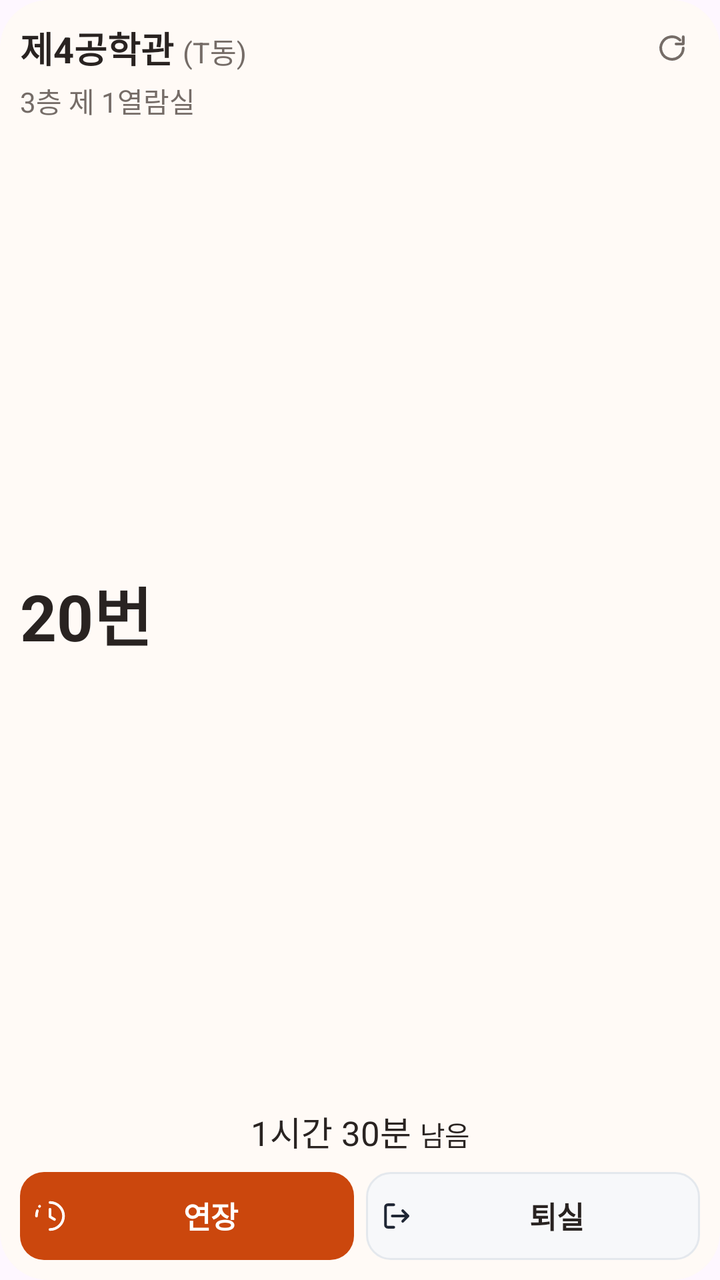
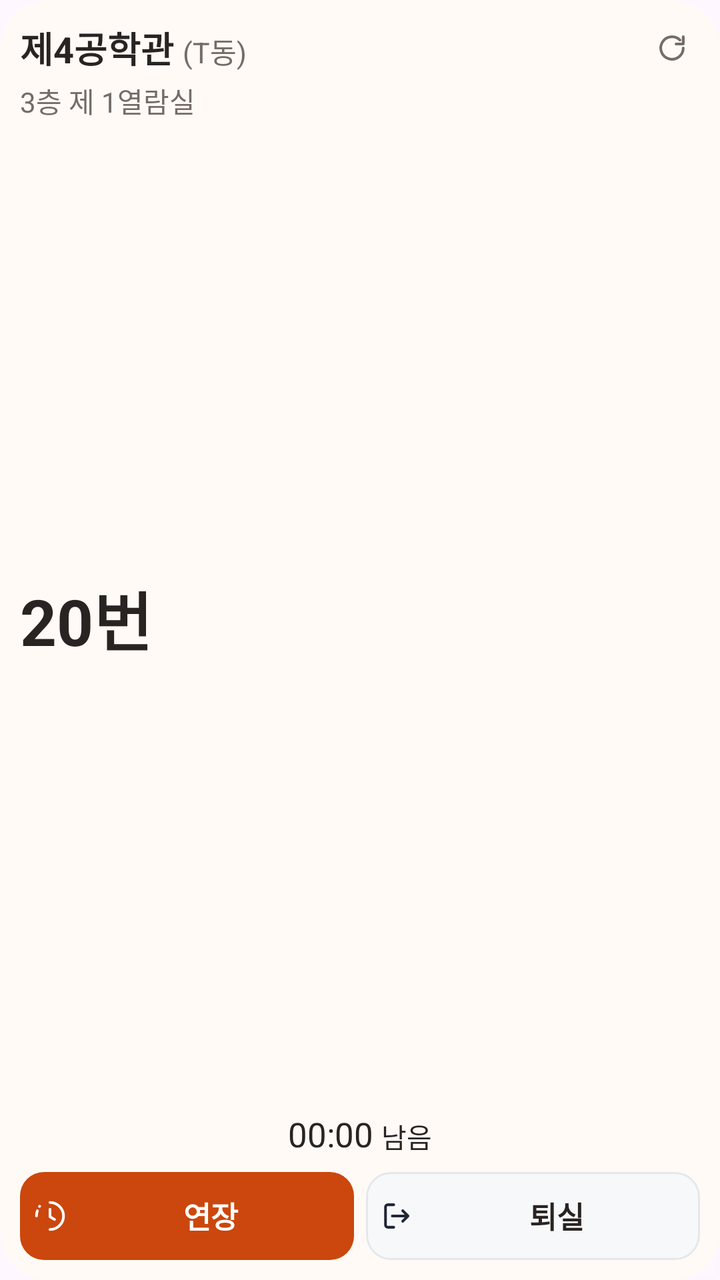

The first picture is an Android layout as it rendered before a commit; the second is the same layout after the commit. The layout source and the unified diff follow.
<!-- AndroidManifest.xml: application theme Theme.hongsi -->
<!-- res/layout/widget_seat.xml -->
<?xml version='1.0' encoding='utf-8'?>
<LinearLayout xmlns:android="http://schemas.android.com/apk/res/android" android:id="@+id/widget_root" android:layout_width="match_parent" android:layout_height="match_parent" android:orientation="vertical" android:padding="10dp" android:background="@drawable/widget_attendance_background"><LinearLayout android:layout_width="match_parent" android:layout_height="28dp" android:orientation="horizontal" android:gravity="center_vertical"><TextView android:layout_width="0dp" android:layout_height="wrap_content" android:id="@+id/seat_building" android:text="@string/seat_widget_preview_heading" android:textSize="18sp" android:textColor="@color/widget_text" android:includeFontPadding="false" android:maxLines="1" android:ellipsize="end" android:layout_weight="1" android:autoSizeTextType="uniform" android:autoSizeMinTextSize="12sp" android:autoSizeMaxTextSize="18sp" android:autoSizeStepGranularity="1sp" /><FrameLayout android:layout_width="28dp" android:layout_height="28dp" android:id="@+id/widget_refresh" android:contentDescription="@string/widget_action_refresh">
        <ImageView android:layout_width="match_parent" android:layout_height="match_parent" android:id="@+id/refresh_icon" android:padding="5dp" android:src="@drawable/ic_widget_refresh" android:tint="@color/widget_muted" android:importantForAccessibility="no" />
        <ProgressBar android:layout_width="match_parent" android:layout_height="match_parent" android:id="@+id/refresh_spinner" android:padding="5dp" android:indeterminate="true" android:indeterminateOnly="true" android:indeterminateDrawable="@drawable/widget_refresh_spin" android:indeterminateTint="@color/widget_muted" android:indeterminateDuration="650" android:interpolator="@android:anim/linear_interpolator" android:visibility="gone" android:importantForAccessibility="no" />
      </FrameLayout>
    </LinearLayout><TextView android:layout_width="match_parent" android:layout_height="wrap_content" android:id="@+id/seat_room" android:text="@string/widget_preview_seat_room" android:textSize="14sp" android:textColor="@color/widget_muted" android:includeFontPadding="false" android:maxLines="1" android:ellipsize="end" android:layout_marginTop="2dp" /><TextView android:layout_width="match_parent" android:layout_height="0dp" android:id="@+id/seat_number" android:text="@string/widget_preview_seat_number" android:textSize="32sp" android:textColor="@color/widget_text" android:includeFontPadding="false" android:maxLines="1" android:ellipsize="end" android:layout_weight="1" android:gravity="center_vertical" android:textStyle="bold" /><TextView android:layout_width="match_parent" android:layout_height="wrap_content" android:id="@+id/seat_remaining" android:text="@string/seat_widget_preview_remaining" android:textSize="17sp" android:textColor="@color/widget_text" android:includeFontPadding="false" android:maxLines="1" android:ellipsize="end" android:autoSizeTextType="uniform" android:autoSizeMinTextSize="14sp" android:autoSizeMaxTextSize="17sp" android:autoSizeStepGranularity="1sp" android:gravity="center" /><LinearLayout android:layout_width="match_parent" android:layout_height="44dp" android:orientation="horizontal" android:layout_marginTop="8dp"><TextView android:layout_width="0dp" android:layout_height="match_parent" android:id="@+id/seat_extend" android:drawableStart="@drawable/ic_widget_extend_on_primary" android:drawablePadding="6dp" android:paddingHorizontal="6dp" android:text="@string/widget_action_extend" android:textSize="15sp" android:textColor="@color/widget_on_primary" android:includeFontPadding="false" android:maxLines="1" android:ellipsize="end" android:layout_weight="1" android:gravity="center" android:textStyle="bold" android:background="@drawable/widget_primary_background" android:autoSizeTextType="uniform" android:autoSizeMinTextSize="12sp" android:autoSizeMaxTextSize="15sp" android:autoSizeStepGranularity="1sp" /><TextView android:layout_width="0dp" android:layout_height="match_parent" android:id="@+id/seat_end" android:drawableStart="@drawable/ic_widget_exit" android:drawablePadding="6dp" android:paddingHorizontal="6dp" android:text="@string/widget_action_leave" android:textSize="15sp" android:textColor="@color/widget_text" android:includeFontPadding="false" android:maxLines="1" android:ellipsize="end" android:layout_weight="1" android:gravity="center" android:textStyle="bold" android:background="@drawable/widget_seat_exit" android:layout_marginStart="6dp" android:autoSizeTextType="uniform" android:autoSizeMinTextSize="12sp" android:autoSizeMaxTextSize="15sp" android:autoSizeStepGranularity="1sp" /></LinearLayout></LinearLayout>
<!-- resources referenced by this layout -->
<resources>
  <color name="widget_muted">#756C67</color>
  <color name="widget_on_primary">#FFFFFF</color>
  <color name="widget_text">#292321</color>
  <!-- drawable ic_widget_exit (drawable) -->
  <vector xmlns:android="http://schemas.android.com/apk/res/android" android:width="18dp" android:height="18dp" android:viewportWidth="24" android:viewportHeight="24"><path android:fillColor="@android:color/transparent" android:strokeColor="@color/widget_app_text" android:strokeWidth="1.8" android:strokeLineCap="round" android:strokeLineJoin="round" android:pathData="M10.5 4.5h-4A1.5 1.5 0 0 0 5 6v12a1.5 1.5 0 0 0 1.5 1.5h4M9.5 12H20M16.5 8.5 20 12l-3.5 3.5"/></vector>
  <!-- drawable ic_widget_extend_on_primary (drawable) -->
  <vector xmlns:android="http://schemas.android.com/apk/res/android" android:width="18dp" android:height="18dp" android:viewportWidth="24" android:viewportHeight="24"><path android:fillColor="@android:color/transparent" android:strokeColor="@color/widget_on_primary" android:strokeWidth="1.8" android:strokeLineCap="round" android:strokeLineJoin="round" android:pathData="M12 21a9 9 0 1 0 0-18M12 7.5v5l3 1.8M3.6 8.5A9 9 0 0 0 3 12M5 5.6l.1-.1"/></vector>
  <!-- drawable ic_widget_refresh (drawable) -->
  <vector xmlns:android="http://schemas.android.com/apk/res/android" android:width="18dp" android:height="18dp" android:viewportWidth="24" android:viewportHeight="24"><path android:fillColor="@android:color/transparent" android:strokeColor="@color/widget_app_muted" android:strokeWidth="1.8" android:strokeLineCap="round" android:strokeLineJoin="round" android:pathData="M19.5 12a7.5 7.5 0 1 1-2.2-5.3M19.5 4.5v4.8h-4.8"/></vector>
  <!-- drawable widget_attendance_background (drawable) -->
  <?xml version="1.0" encoding="utf-8"?>
  <shape xmlns:android="http://schemas.android.com/apk/res/android">
      <solid android:color="@color/widget_background" />
      <corners android:radius="24dp" />
  </shape>
  <!-- drawable widget_primary_background (drawable) -->
  <?xml version="1.0" encoding="utf-8"?>
  <ripple xmlns:android="http://schemas.android.com/apk/res/android" android:color="#30888888"><item><shape android:shape="rectangle"><solid android:color="@color/widget_primary"/><corners android:radius="12dp"/></shape></item></ripple>
  <!-- drawable widget_refresh_spin (drawable) -->
  <rotate xmlns:android="http://schemas.android.com/apk/res/android" android:drawable="@drawable/ic_widget_refresh" android:fromDegrees="0" android:toDegrees="360" android:pivotX="50%" android:pivotY="50%" />
  <!-- drawable widget_seat_exit (drawable) -->
  <shape xmlns:android="http://schemas.android.com/apk/res/android"><solid android:color="@color/widget_app_key"/><stroke android:width="1dp" android:color="@color/widget_app_border"/><corners android:radius="12dp"/></shape>
  <string name="seat_widget_preview_heading"><b>제4공학관</b> <small><font color="#756C67">(T동)</font></small></string>
  <string name="seat_widget_preview_remaining">1시간 30분 <small>남음</small></string>
  <string name="widget_action_extend" formatted="false">연장</string>
  <string name="widget_action_leave" formatted="false">퇴실</string>
  <string name="widget_action_refresh" formatted="false">새로고침</string>
  <string name="widget_preview_seat_number" formatted="false">20번</string>
  <string name="widget_preview_seat_room" formatted="false">3층 제 1열람실</string>
  <style name="Theme.hongsi" parent="Theme.Material3.DayNight.NoActionBar">
      </style>
  <color name="widget_app_text">#202735</color>
  <color name="widget_app_muted">#535e6e</color>
  <color name="widget_background">#FFFAF6</color>
  <color name="widget_primary">#CB470D</color>
  <color name="widget_app_key">#f7f8fa</color>
  <color name="widget_app_border">#e4e8ed</color>
</resources>

<!-- the commit's change to res/layout/widget_seat.xml (unified diff, before → after) -->
@@ -3,4 +3,10 @@
         <ImageView android:layout_width="match_parent" android:layout_height="match_parent" android:id="@+id/refresh_icon" android:padding="5dp" android:src="@drawable/ic_widget_refresh" android:tint="@color/widget_muted" android:importantForAccessibility="no" />
         <ProgressBar android:layout_width="match_parent" android:layout_height="match_parent" android:id="@+id/refresh_spinner" android:padding="5dp" android:indeterminate="true" android:indeterminateOnly="true" android:indeterminateDrawable="@drawable/widget_refresh_spin" android:indeterminateTint="@color/widget_muted" android:indeterminateDuration="650" android:interpolator="@android:anim/linear_interpolator" android:visibility="gone" android:importantForAccessibility="no" />
       </FrameLayout>
-    </LinearLayout><TextView android:layout_width="match_parent" android:layout_height="wrap_content" android:id="@+id/seat_room" android:text="@string/widget_preview_seat_room" android:textSize="14sp" android:textColor="@color/widget_muted" android:includeFontPadding="false" android:maxLines="1" android:ellipsize="end" android:layout_marginTop="2dp" /><TextView android:layout_width="match_parent" android:layout_height="0dp" android:id="@+id/seat_number" android:text="@string/widget_preview_seat_number" android:textSize="32sp" android:textColor="@color/widget_text" android:includeFontPadding="false" android:maxLines="1" android:ellipsize="end" android:layout_weight="1" android:gravity="center_vertical" android:textStyle="bold" /><TextView android:layout_width="match_parent" android:layout_height="wrap_content" android:id="@+id/seat_remaining" android:text="@string/seat_widget_preview_remaining" android:textSize="17sp" android:textColor="@color/widget_text" android:includeFontPadding="false" android:maxLines="1" android:ellipsize="end" android:autoSizeTextType="uniform" android:autoSizeMinTextSize="14sp" android:autoSizeMaxTextSize="17sp" android:autoSizeStepGranularity="1sp" android:gravity="center" /><LinearLayout android:layout_width="match_parent" android:layout_height="44dp" android:orientation="horizontal" android:layout_marginTop="8dp"><TextView android:layout_width="0dp" android:layout_height="match_parent" android:id="@+id/seat_extend" android:drawableStart="@drawable/ic_widget_extend_on_primary" android:drawablePadding="6dp" android:paddingHorizontal="6dp" android:text="@string/widget_action_extend" android:textSize="15sp" android:textColor="@color/widget_on_primary" android:includeFontPadding="false" android:maxLines="1" android:ellipsize="end" android:layout_weight="1" android:gravity="center" android:textStyle="bold" android:background="@drawable/widget_primary_background" android:autoSizeTextType="uniform" android:autoSizeMinTextSize="12sp" android:autoSizeMaxTextSize="15sp" android:autoSizeStepGranularity="1sp" /><TextView android:layout_width="0dp" android:layout_height="match_parent" android:id="@+id/seat_end" android:drawableStart="@drawable/ic_widget_exit" android:drawablePadding="6dp" android:paddingHorizontal="6dp" android:text="@string/widget_action_leave" android:textSize="15sp" android:textColor="@color/widget_text" android:includeFontPadding="false" android:maxLines="1" android:ellipsize="end" android:layout_weight="1" android:gravity="center" android:textStyle="bold" android:background="@drawable/widget_seat_exit" android:layout_marginStart="6dp" android:autoSizeTextType="uniform" android:autoSizeMinTextSize="12sp" android:autoSizeMaxTextSize="15sp" android:autoSizeStepGranularity="1sp" /></LinearLayout></LinearLayout>
+    </LinearLayout><TextView android:layout_width="match_parent" android:layout_height="wrap_content" android:id="@+id/seat_room" android:text="@string/widget_preview_seat_room" android:textSize="14sp" android:textColor="@color/widget_muted" android:includeFontPadding="false" android:maxLines="1" android:ellipsize="end" android:layout_marginTop="2dp" /><TextView android:layout_width="match_parent" android:layout_height="0dp" android:id="@+id/seat_number" android:text="@string/widget_preview_seat_number" android:textSize="32sp" android:textColor="@color/widget_text" android:includeFontPadding="false" android:maxLines="1" android:ellipsize="end" android:layout_weight="1" android:gravity="center_vertical" android:textStyle="bold" />
+    <LinearLayout android:id="@+id/seat_countdown" android:layout_width="match_parent" android:layout_height="wrap_content" android:orientation="horizontal" android:gravity="center" android:baselineAligned="true">
+      <Chronometer android:id="@+id/seat_remaining" android:layout_width="wrap_content" android:layout_height="wrap_content" android:countDown="true" android:textSize="17sp" android:textColor="@color/widget_text" android:fontFeatureSettings="tnum" android:includeFontPadding="false" android:singleLine="true" android:gravity="center" />
+      <TextView android:id="@+id/seat_remaining_suffix" android:layout_width="wrap_content" android:layout_height="wrap_content" android:layout_marginStart="4dp" android:text="@string/widget_seat_remaining_suffix" android:textSize="13.6sp" android:textColor="@color/widget_text" android:includeFontPadding="false" android:maxLines="1" />
+    </LinearLayout>
+    <TextView android:id="@+id/seat_expired" android:layout_width="match_parent" android:layout_height="wrap_content" android:text="@string/widget_seat_expired" android:textSize="17sp" android:textColor="@color/widget_error" android:includeFontPadding="false" android:maxLines="1" android:gravity="center" android:visibility="gone" />
+    <LinearLayout android:layout_width="match_parent" android:layout_height="44dp" android:orientation="horizontal" android:layout_marginTop="8dp"><TextView android:layout_width="0dp" android:layout_height="match_parent" android:id="@+id/seat_extend" android:drawableStart="@drawable/ic_widget_extend_on_primary" android:drawablePadding="6dp" android:paddingHorizontal="6dp" android:text="@string/widget_action_extend" android:textSize="15sp" android:textColor="@color/widget_on_primary" android:includeFontPadding="false" android:maxLines="1" android:ellipsize="end" android:layout_weight="1" android:gravity="center" android:textStyle="bold" android:background="@drawable/widget_primary_background" android:autoSizeTextType="uniform" android:autoSizeMinTextSize="12sp" android:autoSizeMaxTextSize="15sp" android:autoSizeStepGranularity="1sp" /><TextView android:layout_width="0dp" android:layout_height="match_parent" android:id="@+id/seat_end" android:drawableStart="@drawable/ic_widget_exit" android:drawablePadding="6dp" android:paddingHorizontal="6dp" android:text="@string/widget_action_leave" android:textSize="15sp" android:textColor="@color/widget_text" android:includeFontPadding="false" android:maxLines="1" android:ellipsize="end" android:layout_weight="1" android:gravity="center" android:textStyle="bold" android:background="@drawable/widget_seat_exit" android:layout_marginStart="6dp" android:autoSizeTextType="uniform" android:autoSizeMinTextSize="12sp" android:autoSizeMaxTextSize="15sp" android:autoSizeStepGranularity="1sp" /></LinearLayout></LinearLayout>
<!-- resource entries referenced after the edit -->
@@ -1,5 +1,6 @@
 <!-- resources referenced by this layout -->
 <resources>
+  <color name="widget_error">#BF3340</color>
   <color name="widget_muted">#756C67</color>
   <color name="widget_on_primary">#FFFFFF</color>
   <color name="widget_text">#292321</color>
@@ -23,12 +24,13 @@
   <!-- drawable widget_seat_exit (drawable) -->
   <shape xmlns:android="http://schemas.android.com/apk/res/android"><solid android:color="@color/widget_app_key"/><stroke android:width="1dp" android:color="@color/widget_app_border"/><corners android:radius="12dp"/></shape>
   <string name="seat_widget_preview_heading"><b>제4공학관</b> <small><font color="#756C67">(T동)</font></small></string>
-  <string name="seat_widget_preview_remaining">1시간 30분 <small>남음</small></string>
   <string name="widget_action_extend" formatted="false">연장</string>
   <string name="widget_action_leave" formatted="false">퇴실</string>
   <string name="widget_action_refresh" formatted="false">새로고침</string>
   <string name="widget_preview_seat_number" formatted="false">20번</string>
   <string name="widget_preview_seat_room" formatted="false">3층 제 1열람실</string>
+  <string name="widget_seat_expired">만료</string>
+  <string name="widget_seat_remaining_suffix">남음</string>
   <style name="Theme.hongsi" parent="Theme.Material3.DayNight.NoActionBar">
       </style>
   <color name="widget_app_text">#202735</color>
